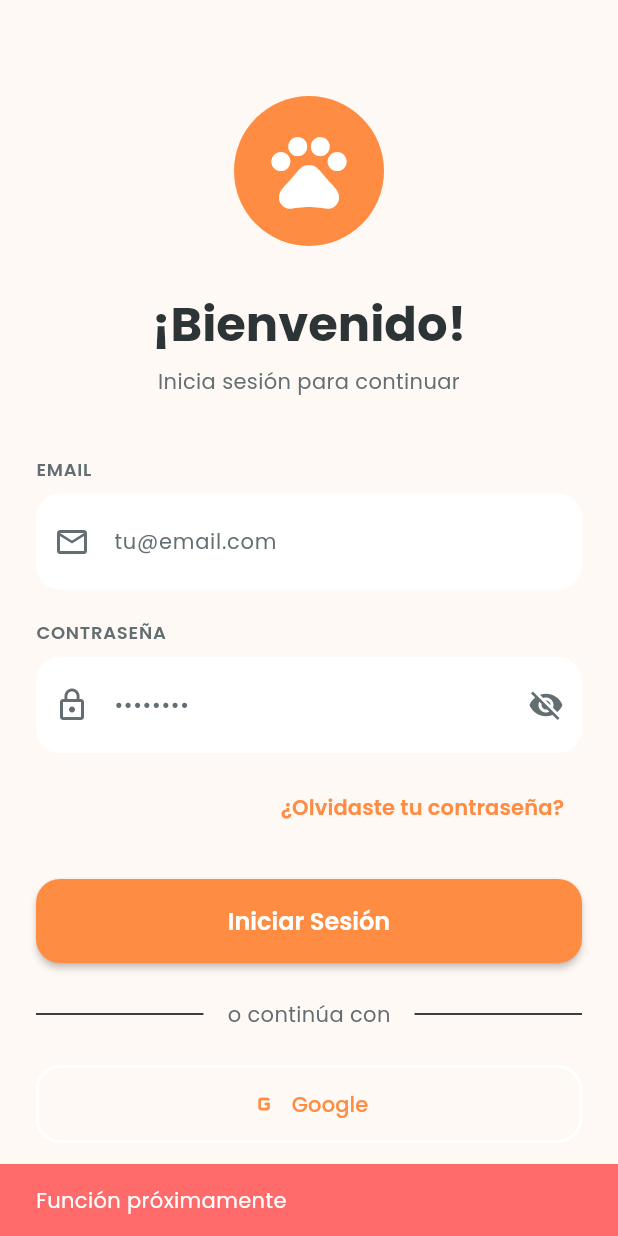
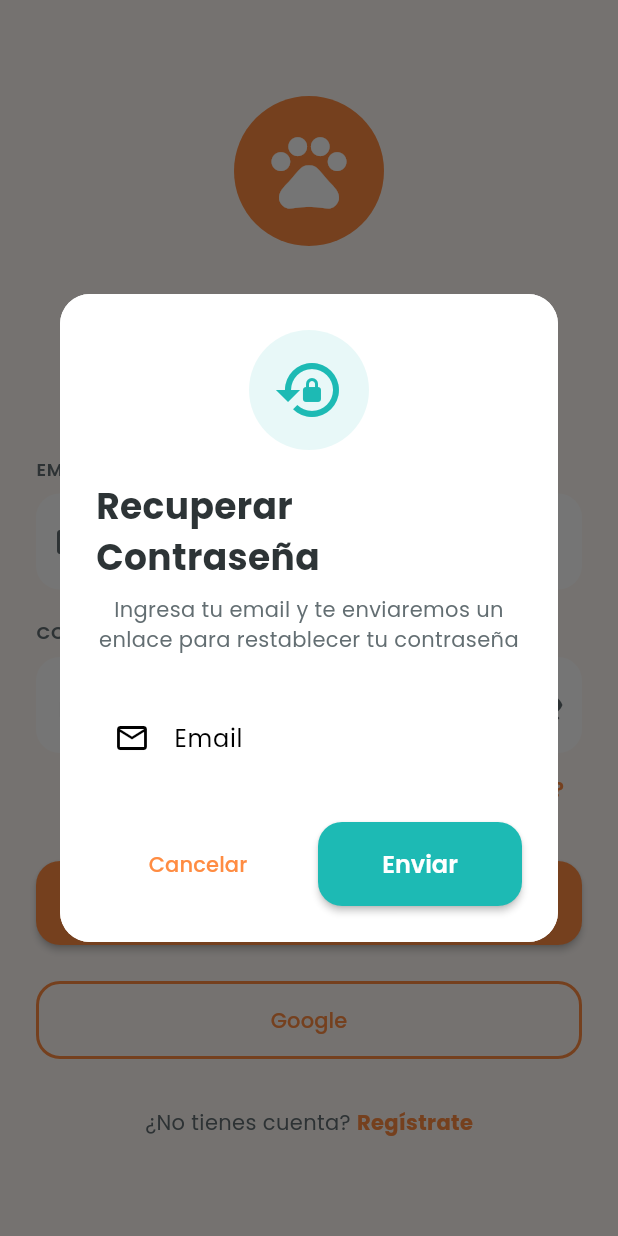
Before and after one commit to IGNN3LZ3R0/PRUEBA2, a Flutter app: the screen it shows after launch, after a tap on "¿Olvidaste tu contraseña?", on a phone screen of 412 x 824 dp. Run offline on Flutter 3.47's test engine with Material 3 defaults, Android fonts, the phone set to English and light mode, and no system bars; our stand-ins replace app_links, cached_network_image, flutter_dotenv, flutter_map, geolocator, google_fonts and 5 more; accounts and stored records are empty.

Commit message:
fallos de recuperar password

```diff
--- a/lib/core/deep_link_handler.dart
+++ b/lib/core/deep_link_handler.dart
@@ -6,45 +6,32 @@ class DeepLinkHandler {
   factory DeepLinkHandler() => _instance;
   DeepLinkHandler._internal();
 
-  final _appLinks = AppLinks();
-  StreamSubscription? _sub;
+  final AppLinks _appLinks = AppLinks();
+  StreamSubscription<Uri>? _sub;
 
-  // Callback cuando se recibe un deep link
   Function(Uri)? onDeepLink;
+  bool _initialized = false;
 
-  /// Inicializar listener de deep links
   void initialize() {
-    print('🔗 Inicializando Deep Link Handler...');
+    if (_initialized) return;
+    _initialized = true;
 
-    // Manejar el link inicial (cuando la app se abre desde un link)
-    _handleInitialUri();
-
-    // Escuchar links mientras la app está abierta
     _sub = _appLinks.uriLinkStream.listen(
-      (Uri uri) {
-        print('✅ Deep link recibido: $uri');
+      (uri) {
         onDeepLink?.call(uri);
       },
-      onError: (err) {
-        print('❌ Error en deep link: $err');
-      },
     );
+
+    _handleInitialUri();
   }
 
-  /// Manejar link inicial
   Future<void> _handleInitialUri() async {
-    try {
-      final uri = await _appLinks.getInitialLink();
-      if (uri != null) {
-        print('✅ Link inicial detectado: $uri');
-        onDeepLink?.call(uri);
-      }
-    } catch (e) {
-      print('❌ Error al obtener link inicial: $e');
+    final uri = await _appLinks.getInitialLink();
+    if (uri != null) {
+      Future.microtask(() => onDeepLink?.call(uri));
     }
   }
 
-  /// Limpiar listener
   void dispose() {
     _sub?.cancel();
   }
--- a/lib/features/auth/data/auth_repository.dart
+++ b/lib/features/auth/data/auth_repository.dart
@@ -148,7 +148,7 @@ class AuthRepository {
     try {
       await _supabase.auth.resetPasswordForEmail(
         email,
-        redirectTo: 'https://tu-sitio-vercel.vercel.app/reset-password',
+        redirectTo: 'https://petadopt-web.onrender.com/reset-password',
       );
     } catch (e) {
       throw Exception('Error al recuperar contraseña: $e');
--- a/lib/features/auth/presentation/login_page.dart
+++ b/lib/features/auth/presentation/login_page.dart
@@ -30,6 +30,8 @@ class _LoginPageState extends State<LoginPage> {
     super.dispose();
   }
 
+  /* ========================= LOGIN ========================= */
+
   Future<void> _handleLogin() async {
     if (!_formKey.currentState!.validate()) return;
 
@@ -49,15 +51,13 @@ class _LoginPageState extends State<LoginPage> {
         _showError('Error al iniciar sesión. Verifica tus credenciales.');
       }
     } catch (e) {
-      if (mounted) {
-        _showError(e.toString());
-      }
+      if (mounted) _showError(e.toString());
     } finally {
-      if (mounted) {
-        setState(() => _isLoading = false);
-      }
+      if (mounted) setState(() => _isLoading = false);
     }
   }
+
+  /* =====================  REGISTRO CON GOOGLE (AUN NO ESTA BIEN IMPLEMENTADO) ===================== */
 
   Future<void> _handleGoogleSignIn() async {
     setState(() => _isLoading = true);
@@ -75,8 +75,138 @@ class _LoginPageState extends State<LoginPage> {
         _showError('Error al iniciar sesión con Google: $e');
       }
     } finally {
-      if (mounted) {
-        setState(() => _isLoading = false);
+      if (mounted) setState(() => _isLoading = false);
+    }
+  }
+
+  /* =================== OLVIDO SU CONTRASEÑA =================== */
+
+  Future<void> _handleForgotPassword() async {
+    final emailController = TextEditingController();
+
+    final result = await showDialog<bool>(
+      context: context,
+      builder: (context) => Dialog(
+        shape: RoundedRectangleBorder(borderRadius: BorderRadius.circular(20)),
+        child: Container(
+          padding: const EdgeInsets.all(24),
+          decoration: BoxDecoration(
+            color: Colors.white,
+            borderRadius: BorderRadius.circular(20),
+          ),
+          child: Column(
+            mainAxisSize: MainAxisSize.min,
+            children: [
+              Container(
+                padding: const EdgeInsets.all(16),
+                decoration: BoxDecoration(
+                  color: AppTheme.secondary.withValues(alpha: 0.1),
+                  shape: BoxShape.circle,
+                ),
+                child: const Icon(
+                  Icons.lock_reset,
+                  color: AppTheme.secondary,
+                  size: 48,
+                ),
+              ),
+              const SizedBox(height: 20),
+              const Text(
+                'Recuperar Contraseña',
+                style: TextStyle(
+                  fontSize: 24,
+                  fontWeight: FontWeight.bold,
+                  color: AppTheme.textDark,
+                ),
+              ),
+              const SizedBox(height: 8),
+              const Text(
+                'Ingresa tu email y te enviaremos un enlace para restablecer tu contraseña',
+                textAlign: TextAlign.center,
+                style: TextStyle(
+                  fontSize: 14,
+                  color: AppTheme.textGrey,
+                ),
+              ),
+              const SizedBox(height: 24),
+              TextField(
+                controller: emailController,
+                keyboardType: TextInputType.emailAddress,
+                decoration: InputDecoration(
+                  labelText: 'Email',
+                  hintText: 'tu@email.com',
+                  prefixIcon: const Icon(Icons.email_outlined),
+                  border: OutlineInputBorder(
+                    borderRadius: BorderRadius.circular(12),
+                  ),
+                  focusedBorder: OutlineInputBorder(
+                    borderRadius: BorderRadius.circular(12),
+                    borderSide: const BorderSide(
+                      color: AppTheme.secondary,
+                      width: 2,
+                    ),
+                  ),
+                ),
+              ),
+              const SizedBox(height: 24),
+              Row(
+                children: [
+                  Expanded(
+                    child: TextButton(
+                      onPressed: () => Navigator.pop(context, false),
+                      child: const Text('Cancelar'),
+                    ),
+                  ),
+                  const SizedBox(width: 12),
+                  Expanded(
+                    child: ElevatedButton(
+                      onPressed: () {
+                        if (emailController.text.trim().isEmpty) {
+                          _showError('Por favor ingresa tu email');
+                          return;
+                        }
+                        Navigator.pop(context, true);
+                      },
+                      style: ElevatedButton.styleFrom(
+                        backgroundColor: AppTheme.secondary,
+                      ),
+                      child: const Text('Enviar'),
+                    ),
+                  ),
+                ],
+              ),
+            ],
+          ),
+        ),
+      ),
+    );
+
+    if (result == true && emailController.text.trim().isNotEmpty) {
+      setState(() => _isLoading = true);
+
+      try {
+        await _authRepository.resetPassword(emailController.text.trim());
+
+        if (mounted) {
+          showDialog(
+            context: context,
+            builder: (_) => AlertDialog(
+              title: const Text('📧 Email Enviado'),
+              content: Text(
+                'Revisa tu bandeja de entrada en\n${emailController.text.trim()}',
+              ),
+              actions: [
+                TextButton(
+                  onPressed: () => Navigator.pop(context),
+                  child: const Text('Entendido'),
+                ),
+              ],
+            ),
+          );
+        }
+      } catch (e) {
+        if (mounted) _showError('Error: $e');
+      } finally {
+        if (mounted) setState(() => _isLoading = false);
       }
     }
   }
@@ -114,16 +244,11 @@ class _LoginPageState extends State<LoginPage> {
                       color: AppTheme.primary,
                       shape: BoxShape.circle,
                     ),
-                    child: const Icon(
-                      Icons.pets,
-                      size: 60,
-                      color: Colors.white,
-                    ),
+                    child: const Icon(Icons.pets, size: 60, color: Colors.white),
                   ),
 
                   const SizedBox(height: 32),
 
-                  // Título
                   Text(
                     AppStrings.welcome,
                     style: Theme.of(context).textTheme.headlineLarge,
@@ -134,60 +259,41 @@ class _LoginPageState extends State<LoginPage> {
 
                   Text(
                     AppStrings.loginToContinue,
-                    style: Theme.of(context).textTheme.bodyMedium,
                     textAlign: TextAlign.center,
                   ),
 
                   const SizedBox(height: 40),
 
-                  // Email
                   CustomTextField(
                     label: AppStrings.email,
                     hint: 'tu@email.com',
                     controller: _emailController,
                     keyboardType: TextInputType.emailAddress,
                     prefixIcon: Icons.email_outlined,
-                    validator: (value) {
-                      if (value == null || value.isEmpty) {
-                        return 'Por favor ingresa tu email';
-                      }
-                      if (!value.contains('@')) {
-                        return 'Email inválido';
-                      }
-                      return null;
-                    },
+                    validator: (value) =>
+                        value != null && value.contains('@')
+                            ? null
+                            : 'Email inválido',
                   ),
 
                   const SizedBox(height: 20),
 
-                  // Password
                   CustomTextField(
                     label: AppStrings.password,
                     hint: '••••••••',
                     controller: _passwordController,
                     isPassword: true,
                     prefixIcon: Icons.lock_outline,
-                    validator: (value) {
-                      if (value == null || value.isEmpty) {
-                        return 'Por favor ingresa tu contraseña';
-                      }
-                      if (value.length < 6) {
-                        return 'La contraseña debe tener al menos 6 caracteres';
-                      }
-                      return null;
-                    },
+                    validator: (value) =>
+                        value != null && value.length >= 6
+                            ? null
+                            : 'Mínimo 6 caracteres',
                   ),
 
-                  const SizedBox(height: 12),
-
-                  // Olvidaste contraseña
                   Align(
                     alignment: Alignment.centerRight,
                     child: TextButton(
-                      onPressed: () {
-                        // TODO: Implementar recuperación de contraseña
-                        _showError('Función próximamente');
-                      },
+                      onPressed: _handleForgotPassword, // 🔥 CAMBIO
                       child: Text(
                         AppStrings.forgotPassword,
                         style: TextStyle(
@@ -200,7 +306,6 @@ class _LoginPageState extends State<LoginPage> {
 
                   const SizedBox(height: 24),
 
-                  // Botón Login
                   CustomButton(
                     text: AppStrings.login,
                     onPressed: _handleLogin,
@@ -209,51 +314,25 @@ class _LoginPageState extends State<LoginPage> {
 
                   const SizedBox(height: 24),
 
-                  // Divider
-                  Row(
-                    children: [
-                      const Expanded(child: Divider()),
-                      Padding(
-                        padding: const EdgeInsets.symmetric(horizontal: 16),
-                        child: Text(
-                          AppStrings.orContinueWith,
-                          style: Theme.of(context).textTheme.bodyMedium,
-                        ),
-                      ),
-                      const Expanded(child: Divider()),
-                    ],
-                  ),
-
-                  const SizedBox(height: 24),
-
-                  // Google Sign In
                   CustomButton(
                     text: AppStrings.google,
                     onPressed: _handleGoogleSignIn,
-                    backgroundColor: Colors.white,
-                    textColor: AppTheme.textDark,
-                    icon: Icons.g_mobiledata,
                     isOutlined: true,
                   ),
 
                   const SizedBox(height: 32),
 
-                  // Registro
                   Row(
                     mainAxisAlignment: MainAxisAlignment.center,
                     children: [
-                      Text(
-                        '${AppStrings.noAccount} ',
-                        style: Theme.of(context).textTheme.bodyMedium,
-                      ),
+                      Text('${AppStrings.noAccount} '),
                       GestureDetector(
-                        onTap: () {
-                          Navigator.of(context).push(
-                            MaterialPageRoute(
-                              builder: (_) => const RegisterPage(),
-                            ),
-                          );
-                        },
+                        onTap: () => Navigator.push(
+                          context,
+                          MaterialPageRoute(
+                            builder: (_) => const RegisterPage(),
+                          ),
+                        ),
                         child: Text(
                           AppStrings.register,
                           style: TextStyle(
--- a/lib/main.dart
+++ b/lib/main.dart
@@ -1,77 +1,59 @@
 import 'package:flutter/material.dart';
 import 'package:flutter_dotenv/flutter_dotenv.dart';
+
 import 'core/supabase_client.dart';
 import 'core/theme.dart';
-import 'core/deep_link_handler.dart'; // ✅ NUEVO
+import 'core/deep_link_handler.dart';
+
 import 'features/auth/presentation/login_page.dart';
 import 'features/pets/presentation/home_page.dart';
+
+final GlobalKey<NavigatorState> navigatorKey = GlobalKey<NavigatorState>();
+final DeepLinkHandler deepLinkHandler = DeepLinkHandler();
 
 void main() async {
   WidgetsFlutterBinding.ensureInitialized();
 
-  // 1. Cargar variables de entorno
   await dotenv.load(fileName: ".env");
-
-  // 2. Inicializar Supabase
   await SupabaseClientManager.initialize();
 
-  // 3. ✅ NUEVO: Inicializar Deep Links
-  DeepLinkHandler().initialize();
+  // 🔥 ASIGNAR CALLBACK ANTES
+  deepLinkHandler.onDeepLink = _handleDeepLinkStatic;
+
+  // 🔥 LUEGO inicializar
+  deepLinkHandler.initialize();
 
   runApp(const MyApp());
 }
 
-class MyApp extends StatefulWidget {
-  const MyApp({super.key});
+/// 🔥 FUNCIÓN ESTÁTICA (NO DEPENDE DEL STATE)
+void _handleDeepLinkStatic(Uri uri) {
+  debugPrint('🔗 Deep link recibido: $uri');
 
-  @override
-  State<MyApp> createState() => _MyAppState();
-}
+  final nav = navigatorKey.currentState;
+  final context = navigatorKey.currentContext;
 
-class _MyAppState extends State<MyApp> {
-  final _navigatorKey = GlobalKey<NavigatorState>();
+  if (nav == null || context == null) return;
 
-  @override
-  void initState() {
-    super.initState();
-
-    // ✅ NUEVO: Manejar deep links
-    DeepLinkHandler().onDeepLink = (Uri uri) {
-      print('🔗 Deep link recibido en MyApp: $uri');
-
-      // Si viene de auth callback
+  // ✅ ÚNICO CALLBACK NECESARIO
   if (uri.toString().contains('auth/callback')) {
-        print('✅ Redirigiendo al Home...');
-
-        // Esperar un momento para que la UI esté lista
-        Future.delayed(const Duration(milliseconds: 500), () {
-          _navigatorKey.currentState?.pushReplacement(
+    nav.pushAndRemoveUntil(
       MaterialPageRoute(builder: (_) => const HomePage()),
+      (route) => false,
     );
 
-          // Mostrar mensaje de bienvenida
-          Future.delayed(const Duration(milliseconds: 300), () {
-            final context = _navigatorKey.currentContext;
-            if (context != null) {
     ScaffoldMessenger.of(context).showSnackBar(
       const SnackBar(
-                  content: Text('✅ ¡Bienvenido a PetAdopt!'),
+        content: Text('Bienvenido a PetAdopt'),
         backgroundColor: Colors.green,
         duration: Duration(seconds: 3),
       ),
     );
   }
-          });
-        });
-      }
-    };
 }
 
-  @override
-  void dispose() {
-    DeepLinkHandler().dispose();
-    super.dispose();
-  }
+class MyApp extends StatelessWidget {
+  const MyApp({super.key});
 
   @override
   Widget build(BuildContext context) {
@@ -79,17 +61,15 @@ class _MyAppState extends State<MyApp> {
       title: 'PetAdopt',
       debugShowCheckedModeBanner: false,
       theme: AppTheme.lightTheme,
-      navigatorKey: _navigatorKey,
+      navigatorKey: navigatorKey,
 
-      // Verificar si el usuario ya está autenticado
       home: SupabaseClientManager.instance.isAuthenticated
           ? const HomePage()
           : const LoginPage(),
 
-      // Rutas
       routes: {
-        '/login': (context) => const LoginPage(),
-        '/home': (context) => const HomePage(),
+        '/login': (_) => const LoginPage(),
+        '/home': (_) => const HomePage(),
       },
     );
   }
```
Lines whose indentation alone changed are shown as unchanged.
